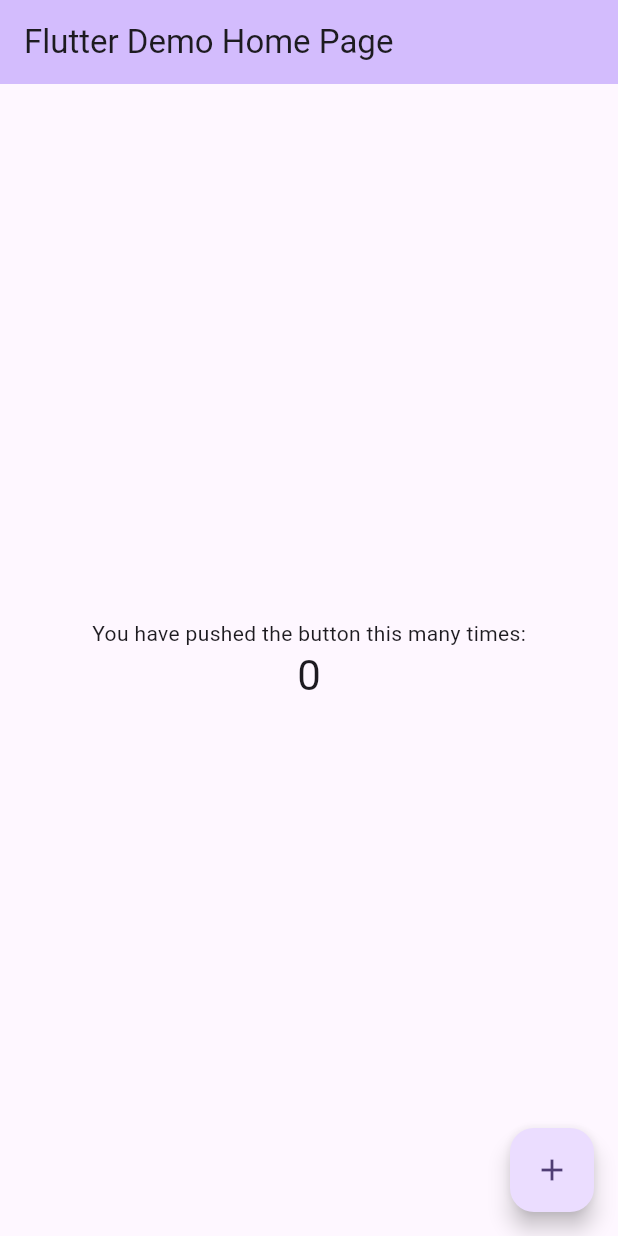
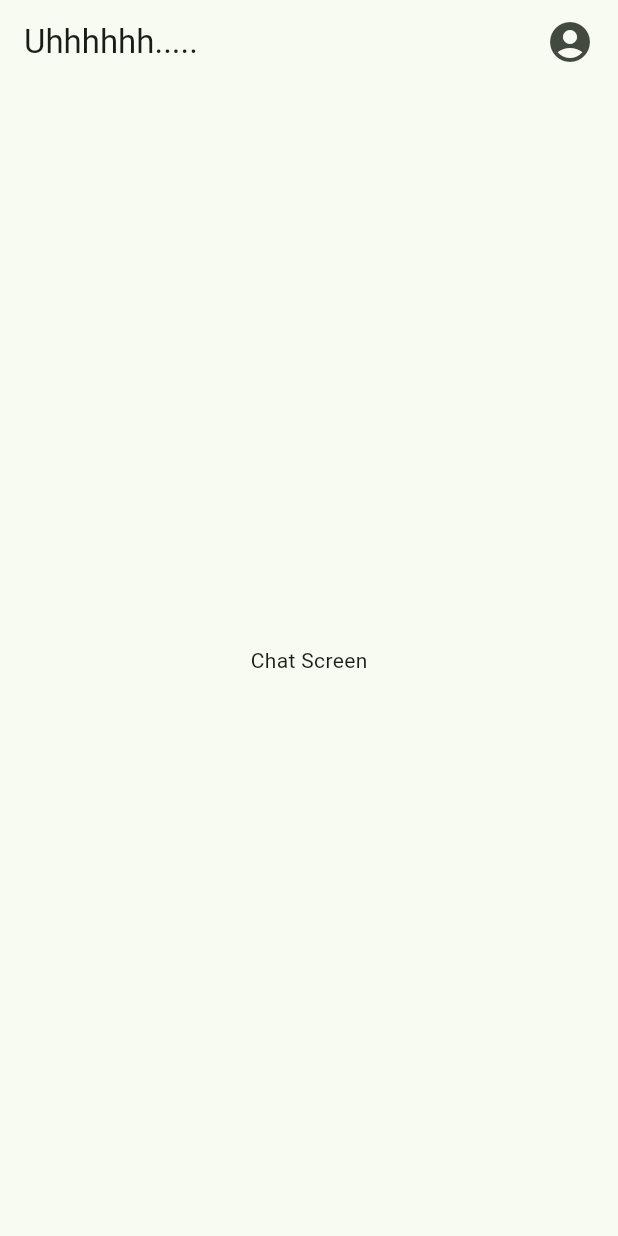
Before and after one commit to sirasa-chumalee/food_roulette, a Flutter app: the screen it shows after launch, on a phone screen of 412 x 824 dp. Run offline on Flutter 3.47's test engine with Material 3 defaults, Android fonts, the phone set to English and light mode, and no system bars; our stand-ins replace dio, flutter_riverpod, freezed_annotation, go_router.

Commit message:
Frontend M0 development runnable flutter temp

```diff
--- a/analysis_options.yaml
+++ b/analysis_options.yaml
@@ -23,6 +23,9 @@ linter:
   rules:
     # avoid_print: false  # Uncomment to disable the `avoid_print` rule
     # prefer_single_quotes: true  # Uncomment to enable the `prefer_single_quotes` rule
+analyzer:
+  errors:
+    invalid_annotation_target: ignore
 
 # Additional information about this file can be found at
 # https://dart.dev/guides/language/analysis-options
--- /dev/null
+++ b/lib/core/theme.dart
@@ -0,0 +1,15 @@
+import 'package:flutter/material.dart';
+
+class FoodTheme { // <-- Changed class name
+  static ThemeData get lightTheme {
+    return ThemeData(
+      useMaterial3: true,
+      colorSchemeSeed: const Color.fromARGB(0, 223, 221, 218),
+      brightness: Brightness.light,
+      appBarTheme: const AppBarTheme(
+        centerTitle: true,
+        elevation: 0,
+      ),
+    );
+  }
+}
--- /dev/null
+++ b/lib/features/chat/chat_screen.dart
@@ -0,0 +1,28 @@
+import 'package:flutter/material.dart';
+import 'package:go_router/go_router.dart';
+
+class ChatScreen extends StatelessWidget {
+  const ChatScreen({super.key});
+
+  @override
+  Widget build(BuildContext context) {
+    return Scaffold(
+      appBar: AppBar(
+        title: const Text('Uhhhhhh.....'),
+        centerTitle: false,
+        actions: [
+          IconButton(
+            icon: const Icon(Icons.account_circle, size: 32),
+            onPressed: () {
+              context.push('/profile');
+            },
+          ),
+          const SizedBox(width: 8),
+        ],
+      ),
+      body: const Center(
+        child: Text('Chat Screen'),
+      ),
+    );
+  }
+}
--- a/lib/main.dart
+++ b/lib/main.dart
@@ -1,122 +1,47 @@
 import 'package:flutter/material.dart';
+import 'package:flutter_riverpod/flutter_riverpod.dart';
+import 'package:go_router/go_router.dart';
+
+import 'core/theme.dart';
+import 'features/chat/chat_screen.dart';
+import 'features/detail/detail_screen.dart';
+import 'features/profile/profile_screen.dart';
+
+final GoRouter router = GoRouter(
+  initialLocation: '/chat',
+  routes: [
+    GoRoute(
+      path: '/chat',
+      builder: (context, state) => const ChatScreen(),
+    ),
+    GoRoute(
+      path: '/profile',
+      builder: (context, state) => const ProfileScreen(),
+    ),
+    GoRoute(
+      path: '/restaurant/:id',
+      builder: (context, state) {
+        final id = state.pathParameters['id'] ?? '';
+        return DetailScreen(id: id);
+      },
+    ),
+  ],
+);
 
 void main() {
-  runApp(const MyApp());
+  runApp(const ProviderScope(child: FoodRouletteApp()));
 }
 
-class MyApp extends StatelessWidget {
-  const MyApp({super.key});
+class FoodRouletteApp extends StatelessWidget {
+  const FoodRouletteApp({super.key});
 
-  // This widget is the root of your application.
   @override
   Widget build(BuildContext context) {
-    return MaterialApp(
-      title: 'Flutter Demo',
-      theme: ThemeData(
-        // This is the theme of your application.
-        //
-        // TRY THIS: Try running your application with "flutter run". You'll see
-        // the application has a purple toolbar. Then, without quitting the app,
-        // try changing the seedColor in the colorScheme below to Colors.green
-        // and then invoke "hot reload" (save your changes or press the "hot
-        // reload" button in a Flutter-supported IDE, or press "r" if you used
-        // the command line to start the app).
-        //
-        // Notice that the counter didn't reset back to zero; the application
-        // state is not lost during the reload. To reset the state, use hot
-        // restart instead.
-        //
-        // This works for code too, not just values: Most code changes can be
-        // tested with just a hot reload.
-        colorScheme: .fromSeed(seedColor: Colors.deepPurple),
-      ),
-      home: const MyHomePage(title: 'Flutter Demo Home Page'),
+    return MaterialApp.router(
+      title: 'Food Roulette',
+      theme: FoodTheme.lightTheme,
+      routerConfig: router, // <--- Pass the 'router' variable here
+      debugShowCheckedModeBanner: false,
     );
   }
 }
-
-class MyHomePage extends StatefulWidget {
-  const MyHomePage({super.key, required this.title});
-
-  // This widget is the home page of your application. It is stateful, meaning
-  // that it has a State object (defined below) that contains fields that affect
-  // how it looks.
-
-  // This class is the configuration for the state. It holds the values (in this
-  // case the title) provided by the parent (in this case the App widget) and
-  // used by the build method of the State. Fields in a Widget subclass are
-  // always marked "final".
-
-  final String title;
-
-  @override
-  State<MyHomePage> createState() => _MyHomePageState();
-}
-
-class _MyHomePageState extends State<MyHomePage> {
-  int _counter = 0;
-
-  void _incrementCounter() {
-    setState(() {
-      // This call to setState tells the Flutter framework that something has
-      // changed in this State, which causes it to rerun the build method below
-      // so that the display can reflect the updated values. If we changed
-      // _counter without calling setState(), then the build method would not be
-      // called again, and so nothing would appear to happen.
-      _counter++;
-    });
-  }
-
-  @override
-  Widget build(BuildContext context) {
-    // This method is rerun every time setState is called, for instance as done
-    // by the _incrementCounter method above.
-    //
-    // The Flutter framework has been optimized to make rerunning build methods
-    // fast, so that you can just rebuild anything that needs updating rather
-    // than having to individually change instances of widgets.
-    return Scaffold(
-      appBar: AppBar(
-        // TRY THIS: Try changing the color here to a specific color (to
-        // Colors.amber, perhaps?) and trigger a hot reload to see the AppBar
-        // change color while the other colors stay the same.
-        backgroundColor: Theme.of(context).colorScheme.inversePrimary,
-        // Here we take the value from the MyHomePage object that was created by
-        // the App.build method, and use it to set our appbar title.
-        title: Text(widget.title),
-      ),
-      body: Center(
-        // Center is a layout widget. It takes a single child and positions it
-        // in the middle of the parent.
-        child: Column(
-          // Column is also a layout widget. It takes a list of children and
-          // arranges them vertically. By default, it sizes itself to fit its
-          // children horizontally, and tries to be as tall as its parent.
-          //
-          // Column has various properties to control how it sizes itself and
-          // how it positions its children. Here we use mainAxisAlignment to
-          // center the children vertically; the main axis here is the vertical
-          // axis because Columns are vertical (the cross axis would be
-          // horizontal).
-          //
-          // TRY THIS: Invoke "debug painting" (choose the "Toggle Debug Paint"
-          // action in the IDE, or press "p" in the console), to see the
-          // wireframe for each widget.
-          mainAxisAlignment: .center,
-          children: [
-            const Text('You have pushed the button this many times:'),
-            Text(
-              '$_counter',
-              style: Theme.of(context).textTheme.headlineMedium,
-            ),
-          ],
-        ),
-      ),
-      floatingActionButton: FloatingActionButton(
-        onPressed: _incrementCounter,
-        tooltip: 'Increment',
-        child: const Icon(Icons.add),
-      ),
-    );
-  }
-}
```
Also changed, not shown: lib/core/constants.dart (added, +11 -0 lines), lib/data/api/api_client.dart (added, +10 -0 lines), lib/data/api/http_api.dart (added, +49 -0 lines), lib/data/api/mock_api.dart (added, +45 -0 lines), lib/data/models/menu_item.dart (added, +67 -0 lines), lib/data/models/restaurant.dart (added, +50 -0 lines), lib/features/detail/detail_screen.dart (added, +21 -0 lines), lib/features/history/history_screen.dart (added, +12 -0 lines), lib/features/profile/profile_screen.dart (added, +116 -0 lines), lib/features/results/results_screen.dart (added, +14 -0 lines), lib/state/providers.dart (added, +34 -0 lines), pubspec.yaml (+11 -0 lines), lib/data/models/menu_item.freezed.dart (added), lib/data/models/menu_item.g.dart (added), 3 more files, 4 other files.
